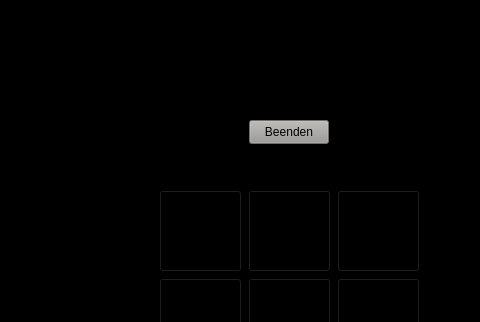
Before: the Qt Designer form DungeonCrawler/mainwindow.ui in sxndrx-cxlxnx/h_da_B2-Programmieren2, drawn with Qt 5; both pictures show x 711 to 1191 and y 0 to 322 of the 1191 by 619 pixel window.
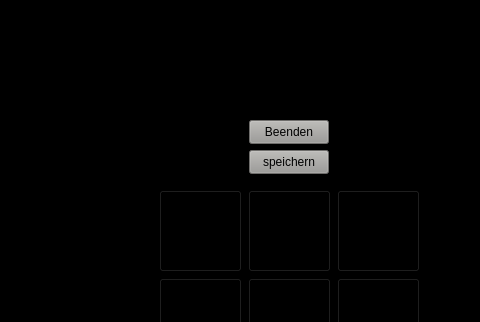
After: the same form once the commit is applied. Icons and pictures are not drawn.

Diff of the .ui file:
```diff
--- a/DungeonCrawler/mainwindow.ui
+++ b/DungeonCrawler/mainwindow.ui
@@ -283,6 +283,25 @@
      <string>Q</string>
     </property>
    </widget>
+   <widget class="QPushButton" name="storeLevel">
+    <property name="geometry">
+     <rect>
+      <x>960</x>
+      <y>150</y>
+      <width>80</width>
+      <height>24</height>
+     </rect>
+    </property>
+    <property name="styleSheet">
+     <string notr="true">background-color: rgb(154, 153, 150);</string>
+    </property>
+    <property name="text">
+     <string>speichern</string>
+    </property>
+    <property name="shortcut">
+     <string>O</string>
+    </property>
+   </widget>
    <zorder>label</zorder>
    <zorder>gridLayoutWidget</zorder>
    <zorder>gridLayoutWidget_2</zorder>
```
Left out of the diff: 1 changed line with no effect on the pictures.
